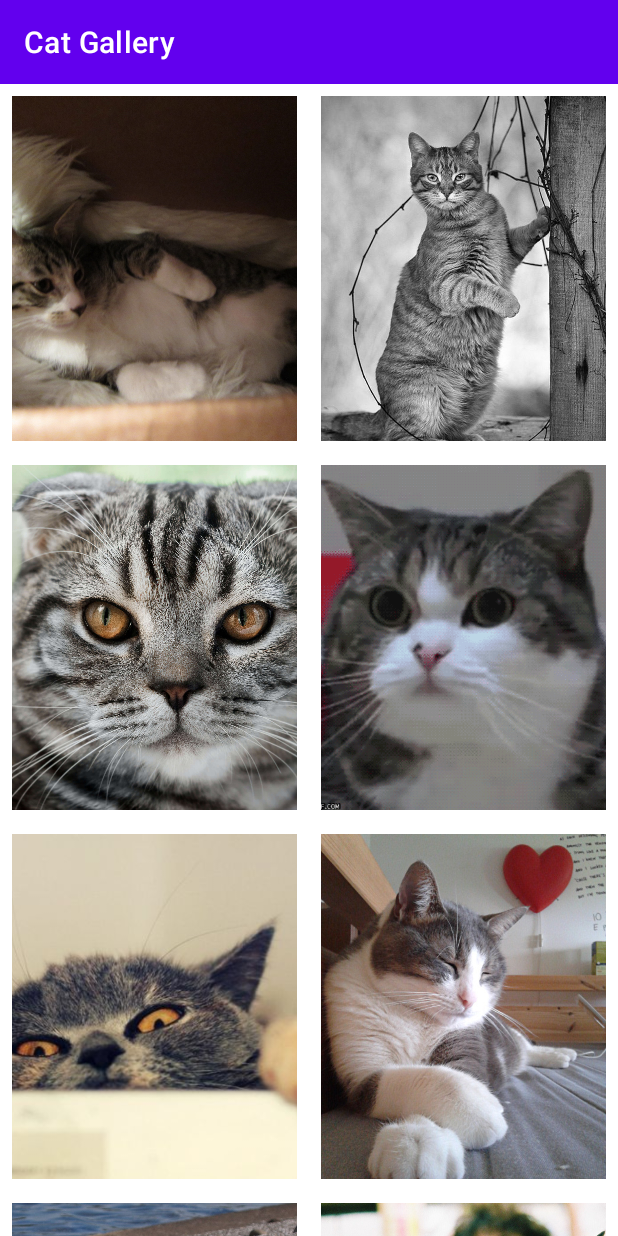
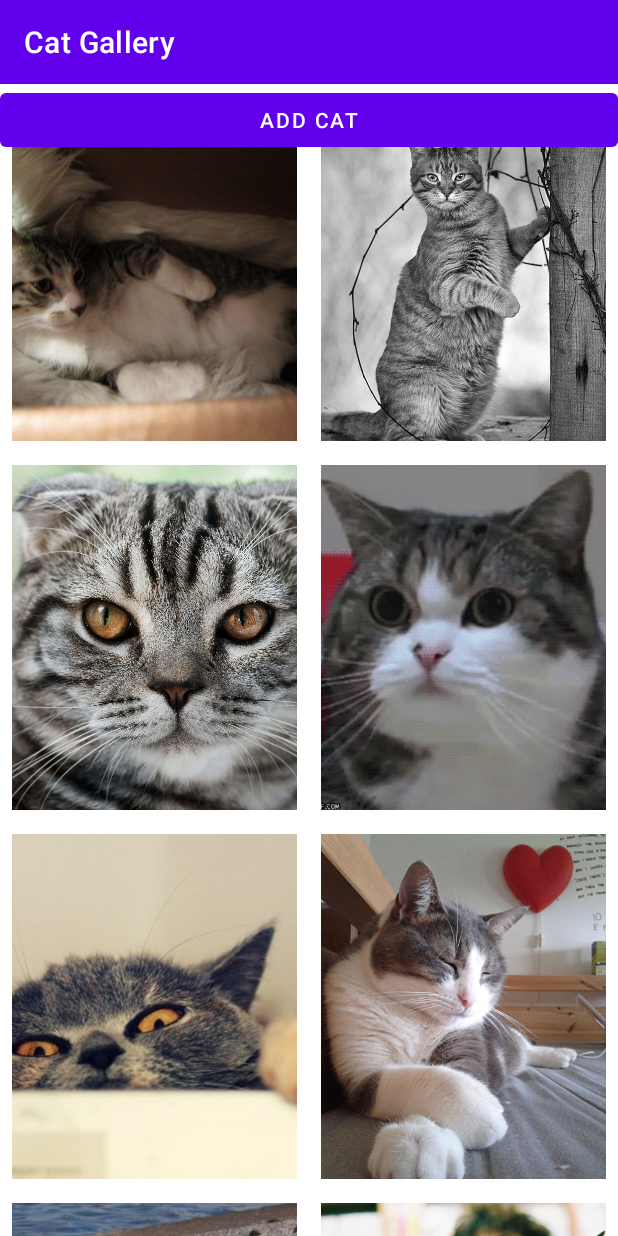
Before and after one commit to EvanSteedley/Cat-Gallery, an Android app: the screen it shows after launch (MainActivity), on a phone screen of 412 x 824 dp. Run offline under Robolectric (Android 15) with nearby library versions, the phone set to English and light mode, and no system bars.

Commit message:
Recycler View of Cats can now be updated
When the "add cat" button is pressed, a new instance of cat10.jpg is added, and the RecyclerView is notified of the change so that it can display the Cat correctly.  This will be useful later for dynamically updating the Recycler for 'infinite scrolling'.

```diff
--- a/app/src/main/java/com/example/cat_gallery/MainActivity.kt
+++ b/app/src/main/java/com/example/cat_gallery/MainActivity.kt
@@ -2,10 +2,12 @@ package com.example.cat_gallery
 
 import androidx.appcompat.app.AppCompatActivity
 import android.os.Bundle
+import android.widget.Button
 import androidx.recyclerview.widget.GridLayoutManager
 import androidx.recyclerview.widget.RecyclerView
 import com.example.cat_gallery.adapter.CatAdapter
 import com.example.cat_gallery.data.Datasource
+import com.example.cat_gallery.model.Cat
 import javax.sql.DataSource
 
 class MainActivity : AppCompatActivity() {
@@ -17,6 +19,12 @@ class MainActivity : AppCompatActivity() {
         val recyclerView = findViewById<RecyclerView>(R.id.recyclerview)
         recyclerView.adapter = CatAdapter(this, myDataset)
         recyclerView.layoutManager = GridLayoutManager(applicationContext, 2)
-        recyclerView.setHasFixedSize(true)
+        recyclerView.setHasFixedSize(false)
+        val catButton = findViewById<Button>(R.id.catButton)
+        catButton.setOnClickListener{
+            myDataset.add(Cat(R.drawable.cat10))
+            catButton.text = myDataset.size.toString()
+            (recyclerView.adapter as CatAdapter).notifyItemChanged(myDataset.size - 1)
+        }
     }
 }
--- a/app/src/main/java/com/example/cat_gallery/data/Datasource.kt
+++ b/app/src/main/java/com/example/cat_gallery/data/Datasource.kt
@@ -4,8 +4,8 @@ import com.example.cat_gallery.R
 import com.example.cat_gallery.model.Cat
 
 class Datasource {
-fun loadCats(): List<Cat> {
-    return listOf<Cat>(
+fun loadCats(): MutableList<Cat> {
+    return mutableListOf<Cat>(
         Cat(R.drawable.cat1),
         Cat(R.drawable.cat2),
         Cat(R.drawable.cat3),
@@ -14,8 +14,7 @@ fun loadCats(): List<Cat> {
         Cat(R.drawable.cat6),
         Cat(R.drawable.cat7),
         Cat(R.drawable.cat8),
-        Cat(R.drawable.cat9),
-        Cat(R.drawable.cat10)
+        Cat(R.drawable.cat9)
     )
 }
 }
--- a/app/src/main/res/layout/activity_main.xml
+++ b/app/src/main/res/layout/activity_main.xml
@@ -5,6 +5,8 @@
     android:layout_width="match_parent"
     android:layout_height="match_parent"
     tools:context=".MainActivity">
+
+
 
     <androidx.recyclerview.widget.RecyclerView
         android:id="@+id/recyclerview"
@@ -14,4 +16,11 @@
         app:layoutManager="androidx.recyclerview.widget.GridLayoutManager">
 
     </androidx.recyclerview.widget.RecyclerView>
+    <Button
+        android:id="@+id/catButton"
+        android:layout_width="match_parent"
+        android:layout_height="wrap_content"
+        android:importantForAccessibility="no"
+        android:text="Add Cat"></Button>
+
 </FrameLayout>
```
